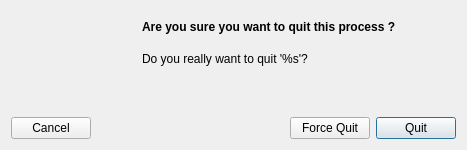
First picture: the form in Utilities/Processes.app/Resources/dialog_kill_process.ui, repository helloSystem/Utilities, before the edit.
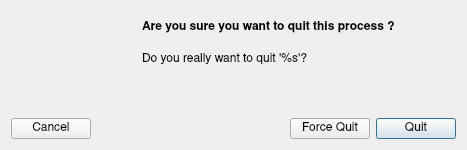
Second picture: the form after the edit. Icons and pictures are not drawn.

The edit to the form file:
```diff
--- a/Utilities/Processes.app/Resources/dialog_kill_process.ui
+++ b/Utilities/Processes.app/Resources/dialog_kill_process.ui
@@ -102,6 +102,14 @@
          </property>
          <item>
           <widget class="QLabel" name="Title">
+           <property name="font">
+            <font>
+             <family>Nimbus Sans</family>
+             <weight>75</weight>
+             <italic>false</italic>
+             <bold>true</bold>
+            </font>
+           </property>
            <property name="styleSheet">
             <string notr="true">QLabel {
                                                   font: bold
@@ -115,6 +123,11 @@
          </item>
          <item>
           <widget class="QLabel" name="Label">
+           <property name="font">
+            <font>
+             <family>Nimbus Sans</family>
+            </font>
+           </property>
            <property name="text">
             <string>Do you really want to quit '%s'?</string>
            </property>
@@ -163,6 +176,11 @@
        </property>
        <item>
         <widget class="QPushButton" name="button_cancel">
+         <property name="font">
+          <font>
+           <family>Nimbus Sans</family>
+          </font>
+         </property>
          <property name="text">
           <string>Cancel</string>
          </property>
@@ -183,6 +201,11 @@
        </item>
        <item>
         <widget class="QPushButton" name="button_force_quit">
+         <property name="font">
+          <font>
+           <family>Nimbus Sans</family>
+          </font>
+         </property>
          <property name="text">
           <string>Force Quit</string>
          </property>
@@ -190,6 +213,11 @@
        </item>
        <item>
         <widget class="QPushButton" name="button_quit">
+         <property name="font">
+          <font>
+           <family>Nimbus Sans</family>
+          </font>
+         </property>
          <property name="text">
           <string>Quit</string>
          </property>
```
Left out of the diff: 2 changed lines with no effect on the pictures.
